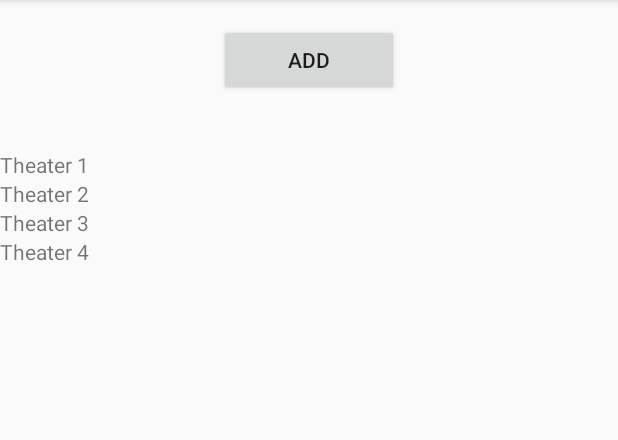
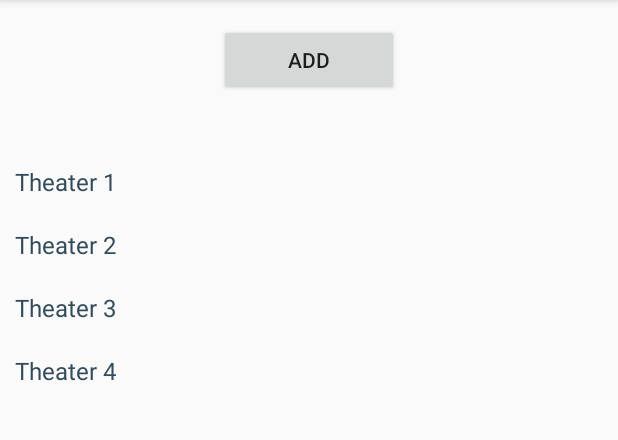
Before and after one commit to HaoNhatt/CS300---Group-2, an Android app built with Jetpack Compose: the StaffTheatersFragment screen opened through its navigation route, on a phone screen of 412 x 824 dp, the part 84-524 px from its top. Run offline under Robolectric (Android 15) with nearby library versions, the phone set to English and light mode, and no system bars.

Commit message:
Rename staff's data class Theater. connect StaffTheatersFragment to TheaterDetailFragment

```diff
--- a/src/app/src/main/java/com/example/movieticket/staff/data/DataClasses.kt
+++ b/src/app/src/main/java/com/example/movieticket/staff/data/DataClasses.kt
@@ -10,5 +10,5 @@ data class StaffProfile(var name: String,
                         var phone: String,
                         var isManager: Boolean)
 
-data class Theaters(var name: String,
+data class Theater(var name: String,
                     var address: String)
--- a/src/app/src/main/java/com/example/movieticket/staff/data/StaffViewModel.kt
+++ b/src/app/src/main/java/com/example/movieticket/staff/data/StaffViewModel.kt
@@ -6,15 +6,16 @@ import androidx.lifecycle.ViewModel
 class StaffViewModel : ViewModel() {
     lateinit var staff: StaffProfile
         private set
-    lateinit var theatersList: MutableList<Theaters>
+    var selectedTheater: Theater? = null
+    lateinit var theatersList: MutableList<Theater>
         private set
 
     init {
         staff = StaffProfile("name", 20, "sex", "email", "phone", true)
-        theatersList = mutableListOf(Theaters("Theater 1", "HCMC"),
-        Theaters("Theater 2", "HCMC"),
-        Theaters("Theater 3", "HCMC"),
-        Theaters("Theater 4", "HCMC"))
+        theatersList = mutableListOf(Theater("Theater 1", "HCMC"),
+        Theater("Theater 2", "HCMC"),
+        Theater("Theater 3", "HCMC"),
+        Theater("Theater 4", "HCMC"))
     }
 
     fun tryLogin(username: String, password: String): Boolean {
--- a/src/app/src/main/java/com/example/movieticket/staff/ui/StaffTheatersAdapter.kt
+++ b/src/app/src/main/java/com/example/movieticket/staff/ui/StaffTheatersAdapter.kt
@@ -1,10 +1,12 @@
 package com.example.movieticket.staff.ui
 
+import android.content.Context
 import android.view.LayoutInflater
 import androidx.recyclerview.widget.RecyclerView
 import android.view.View
 import android.view.ViewGroup
 import android.widget.TextView
+import androidx.navigation.findNavController
 import com.example.movieticket.R
 
 import com.example.movieticket.staff.data.StaffViewModel;
@@ -27,5 +29,9 @@ class StaffTheatersAdapter(private val viewModel: StaffViewModel): RecyclerView.
 
     override fun onBindViewHolder(holder: TheaterViewHolder, position: Int) {
         holder.theaterNameView.text = viewModel.theatersList[position].name
+        holder.itemView.setOnClickListener {
+            viewModel.selectedTheater = viewModel.theatersList[position]
+            it.findNavController().navigate(R.id.action_staffTheatersFragment_to_theaterDetailFragment)
+        }
     }
 }
--- a/src/app/src/main/java/com/example/movieticket/staff/ui/StaffTheatersFragment.kt
+++ b/src/app/src/main/java/com/example/movieticket/staff/ui/StaffTheatersFragment.kt
@@ -31,7 +31,7 @@ class StaffTheatersFragment : Fragment() {
     override fun onViewCreated(view: View, savedInstanceState: Bundle?) {
         super.onViewCreated(view, savedInstanceState)
 
-        binding.addTheaterButton.visibility = when (viewModel.staff?.isManager!!) {
+        binding.addTheaterButton.visibility = when (viewModel.staff.isManager) {
             true -> {View.VISIBLE}
             else -> {View.INVISIBLE}
         }
--- a/src/app/src/main/java/com/example/movieticket/user/UserViewModel.kt
+++ b/src/app/src/main/java/com/example/movieticket/user/UserViewModel.kt
@@ -6,7 +6,7 @@ import com.example.movieticket.database.AppDatabase
 import com.example.movieticket.database.Movie
 import com.example.movieticket.database.UserProfile
 import com.example.movieticket.database.UserProfileDao
-import com.example.movieticket.staff.data.Theaters
+import com.example.movieticket.staff.data.Theater
 
 class UserViewModel : ViewModel() {
     private lateinit var user: UserProfile
--- a/src/app/src/main/res/layout/staff_theaters_item.xml
+++ b/src/app/src/main/res/layout/staff_theaters_item.xml
@@ -2,4 +2,7 @@
 <TextView xmlns:android="http://schemas.android.com/apk/res/android"
     android:id="@+id/staffTheaterItem"
     android:layout_width="wrap_content"
-    android:layout_height="wrap_content" />
+    android:layout_height="wrap_content"
+    android:layout_margin="10dp"
+    android:textColor="@color/app_color_theme"
+    android:textSize="16sp" />
--- a/src/app/src/main/res/navigation/nav_graph.xml
+++ b/src/app/src/main/res/navigation/nav_graph.xml
@@ -52,7 +52,11 @@
         android:id="@+id/staffTheatersFragment"
         android:name="com.example.movieticket.staff.ui.StaffTheatersFragment"
         android:label="fragment_staff_theaters"
-        tools:layout="@layout/fragment_staff_theaters" />
+        tools:layout="@layout/fragment_staff_theaters" >
+        <action
+            android:id="@+id/action_staffTheatersFragment_to_theaterDetailFragment"
+            app:destination="@id/theaterDetailFragment" />
+    </fragment>
     <fragment
         android:id="@+id/customerLoginFragment"
         android:name="com.example.movieticket.Customer.CustomerLoginFragment"
@@ -74,4 +78,9 @@
             android:id="@+id/action_customerSignUpFragment_to_customerLoginFragment"
             app:destination="@id/customerLoginFragment" />
     </fragment>
+    <fragment
+        android:id="@+id/theaterDetailFragment"
+        android:name="com.example.movieticket.staff.ui.TheaterDetailFragment"
+        android:label="fragment_theater_detail"
+        tools:layout="@layout/fragment_theater_detail" />
 </navigation>
```
Also changed, not shown: src/app/src/main/java/com/example/movieticket/staff/ui/TheaterDetailFragment.kt (added, +20 -0 lines), src/app/src/main/res/layout/fragment_theater_detail.xml (added, +14 -0 lines).
